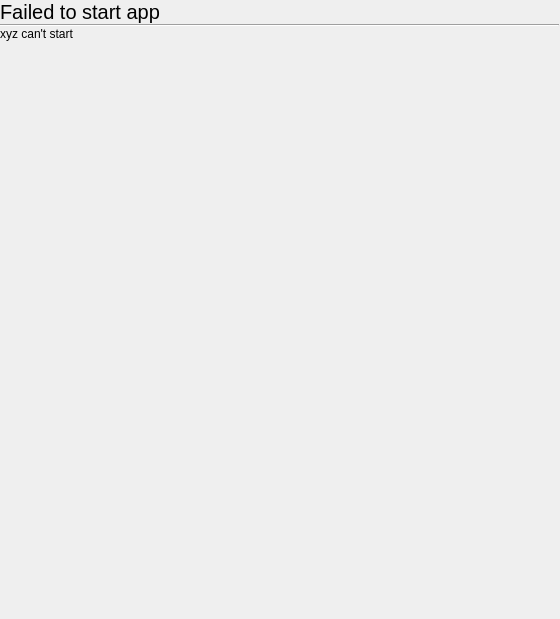
Qt form shell/menu.ui (vicr123/theshell) before a commit.
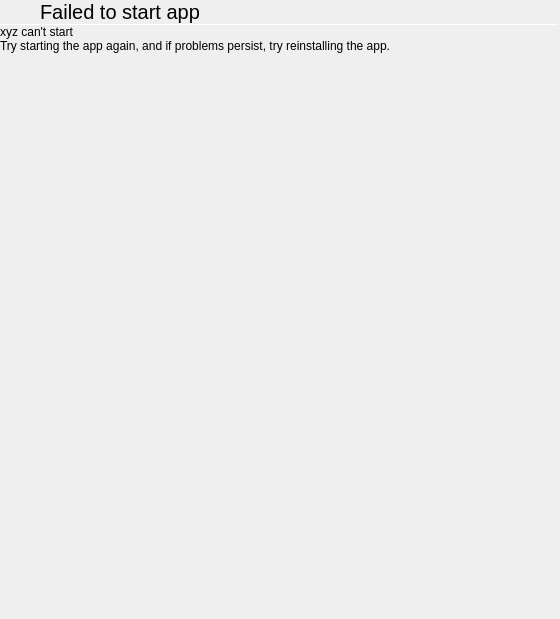
The same form after that commit. The open tabs and pages were chosen to show the change. Icons and pictures are not drawn. Custom widgets are drawn as their Qt base class.

```diff
--- a/shell/menu.ui
+++ b/shell/menu.ui
@@ -1020,7 +1020,38 @@
         <number>0</number>
        </property>
        <item>
+        <layout class="QHBoxLayout" name="horizontalLayout_7">
+         <property name="spacing">
+          <number>0</number>
+         </property>
+         <item>
+          <widget class="QPushButton" name="backButton">
+           <property name="sizePolicy">
+            <sizepolicy hsizetype="Preferred" vsizetype="Preferred">
+             <horstretch>0</horstretch>
+             <verstretch>0</verstretch>
+            </sizepolicy>
+           </property>
+           <property name="text">
+            <string/>
+           </property>
+           <property name="icon">
+            <iconset theme="go-previous">
+             <normaloff>../statuscenter/PulseaudioPane</normaloff>../statuscenter/PulseaudioPane</iconset>
+           </property>
+           <property name="flat">
+            <bool>true</bool>
+           </property>
+          </widget>
+         </item>
+         <item>
         <widget class="QLabel" name="label_10">
+           <property name="sizePolicy">
+            <sizepolicy hsizetype="Expanding" vsizetype="Preferred">
+             <horstretch>0</horstretch>
+             <verstretch>0</verstretch>
+            </sizepolicy>
+           </property>
          <property name="font">
           <font>
            <pointsize>15</pointsize>
@@ -1034,8 +1065,16 @@
          </property>
         </widget>
        </item>
+        </layout>
+       </item>
        <item>
         <widget class="Line" name="line_12">
+         <property name="maximumSize">
+          <size>
+           <width>16777215</width>
+           <height>1</height>
+          </size>
+         </property>
          <property name="orientation">
           <enum>Qt::Horizontal</enum>
          </property>
@@ -1051,6 +1090,16 @@
          </property>
         </widget>
        </item>
+       <item>
+        <widget class="QLabel" name="label_11">
+         <property name="text">
+          <string>Try starting the app again, and if problems persist, try reinstalling the app.</string>
+         </property>
+         <property name="margin">
+          <number>9</number>
+         </property>
+        </widget>
+       </item>
        <item>
         <spacer name="verticalSpacer_2">
          <property name="orientation">
```
Lines whose indentation alone changed are shown as unchanged.
